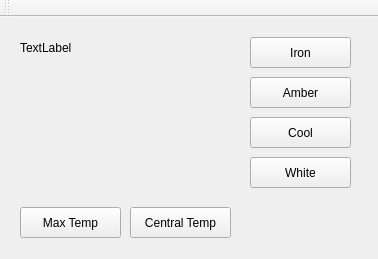
Qt form mainwindow.ui (wpsteak/QT_Practice) before a commit.
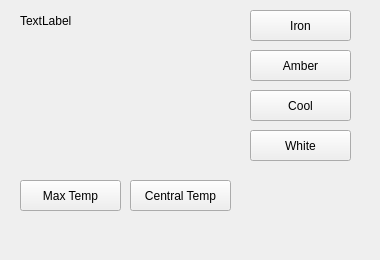
The same form after that commit.

```diff
--- a/mainwindow.ui
+++ b/mainwindow.ui
@@ -6,10 +6,28 @@
    <rect>
     <x>0</x>
     <y>0</y>
-    <width>378</width>
-    <height>259</height>
+    <width>380</width>
+    <height>260</height>
    </rect>
   </property>
+  <property name="sizePolicy">
+   <sizepolicy hsizetype="Fixed" vsizetype="Fixed">
+    <horstretch>0</horstretch>
+    <verstretch>0</verstretch>
+   </sizepolicy>
+  </property>
+  <property name="minimumSize">
+   <size>
+    <width>380</width>
+    <height>260</height>
+   </size>
+  </property>
+  <property name="maximumSize">
+   <size>
+    <width>380</width>
+    <height>260</height>
+   </size>
+  </property>
   <property name="windowTitle">
    <string>Seekware Camera</string>
   </property>
@@ -18,7 +36,7 @@
     <property name="geometry">
      <rect>
       <x>250</x>
-      <y>60</y>
+      <y>50</y>
       <width>101</width>
       <height>31</height>
      </rect>
@@ -31,7 +49,7 @@
     <property name="geometry">
      <rect>
       <x>250</x>
-      <y>20</y>
+      <y>10</y>
       <width>101</width>
       <height>31</height>
      </rect>
@@ -44,7 +62,7 @@
     <property name="geometry">
      <rect>
       <x>20</x>
-      <y>190</y>
+      <y>180</y>
       <width>101</width>
       <height>31</height>
      </rect>
@@ -57,7 +75,7 @@
     <property name="geometry">
      <rect>
       <x>130</x>
-      <y>190</y>
+      <y>180</y>
       <width>101</width>
       <height>31</height>
      </rect>
@@ -70,7 +88,7 @@
     <property name="geometry">
      <rect>
       <x>20</x>
-      <y>20</y>
+      <y>10</y>
       <width>206</width>
       <height>156</height>
      </rect>
@@ -106,7 +124,7 @@
     <property name="geometry">
      <rect>
       <x>250</x>
-      <y>100</y>
+      <y>90</y>
       <width>101</width>
       <height>31</height>
      </rect>
@@ -119,7 +137,7 @@
     <property name="geometry">
      <rect>
       <x>250</x>
-      <y>140</y>
+      <y>130</y>
       <width>101</width>
       <height>31</height>
      </rect>
@@ -129,16 +147,15 @@
     </property>
    </widget>
   </widget>
-  <widget class="QToolBar" name="mainToolBar">
-   <property name="windowTitle">
-    <string/>
+  <widget class="QMenuBar" name="menuBar">
+   <property name="geometry">
+    <rect>
+     <x>0</x>
+     <y>0</y>
+     <width>380</width>
+     <height>27</height>
+    </rect>
    </property>
-   <attribute name="toolBarArea">
-    <enum>TopToolBarArea</enum>
-   </attribute>
-   <attribute name="toolBarBreak">
-    <bool>false</bool>
-   </attribute>
   </widget>
  </widget>
  <layoutdefault spacing="6" margin="11"/>
```
Left out of the diff: 2 changed lines with no effect on the pictures.
